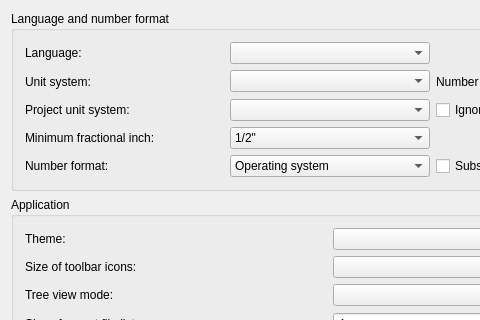
Above: src/Gui/PreferencePages/DlgSettingsGeneral.ui from southseact-3d/fcd before the change; both pictures show x 0 to 480 and y 0 to 320 of the 660 by 930 pixel window. Below: the same form after it.
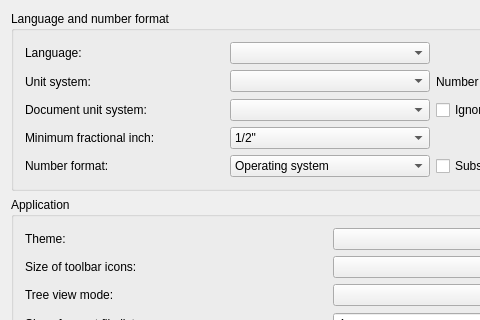
That is the form after the change. Custom widgets are drawn as their Qt base class.

Commit message:
Fixes "Project Information" is Misleading #11296 - replace project with document (#11367)
* project to document on information, merge, util

* change project to document in unit system dialog

---------

What changed in the file:
```diff
--- a/src/Gui/PreferencePages/DlgSettingsGeneral.ui
+++ b/src/Gui/PreferencePages/DlgSettingsGeneral.ui
@@ -90,7 +90,7 @@
        <item row="2" column="0">
         <widget class="QLabel" name="label">
          <property name="text">
-          <string>Project unit system:</string>
+          <string>Document unit system:</string>
          </property>
         </widget>
        </item>
```
Left out of the diff: 6 changed lines with no effect on the pictures. The commit also changes 4 other files.
